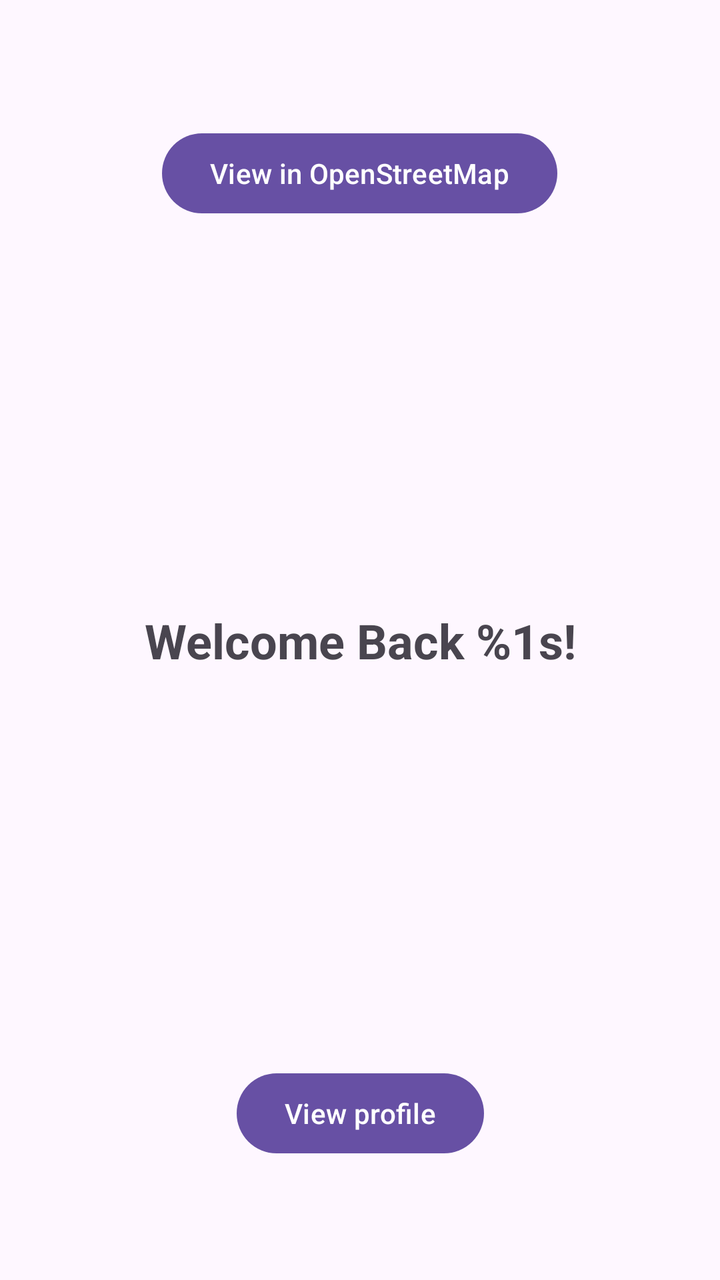
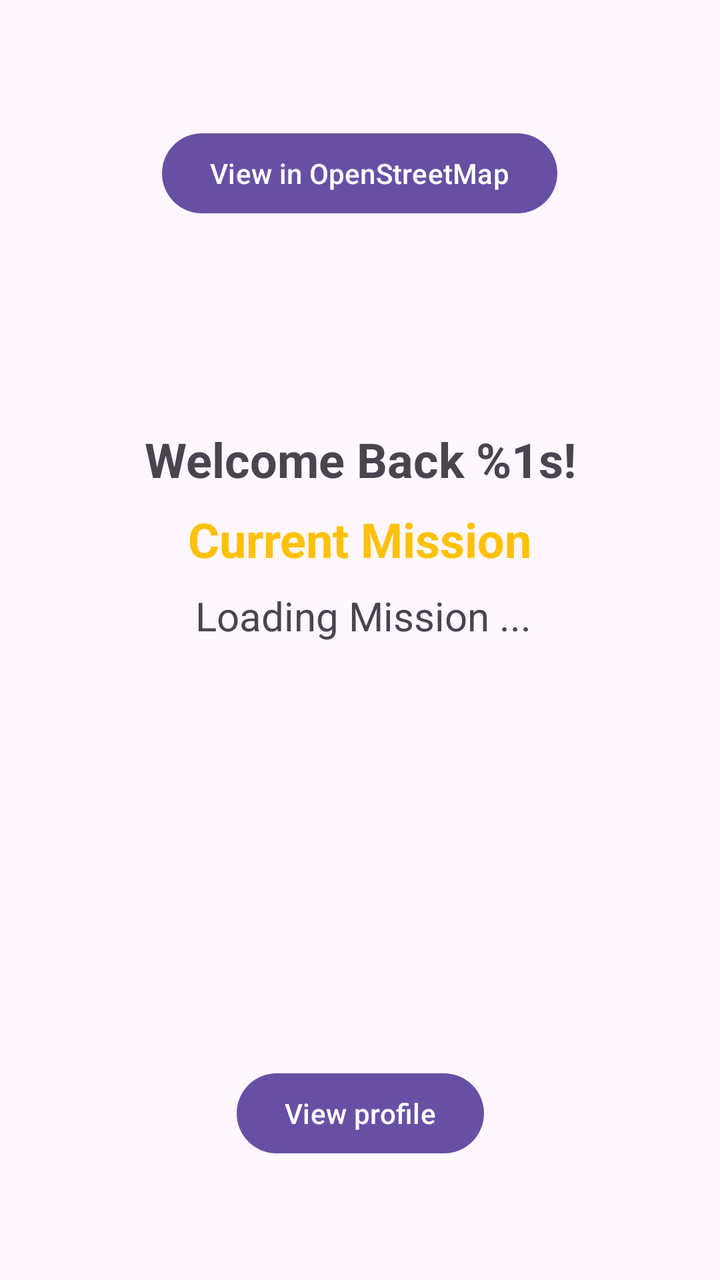

An Android layout rendered at two revisions. The XML below is the earlier revision; the diff shows what the commit changed to produce the second picture.
<!-- AndroidManifest.xml: application theme Theme.HelloWorld -->
<!-- res/layout/activity_main.xml -->
<?xml version="1.0" encoding="utf-8"?>
<androidx.drawerlayout.widget.DrawerLayout
    xmlns:android="http://schemas.android.com/apk/res/android"
    xmlns:app="http://schemas.android.com/apk/res-auto"
    xmlns:tools="http://schemas.android.com/tools"
    android:id="@+id/drawer_layout"
    android:layout_width="match_parent"
    android:layout_height="match_parent"
    tools:context=".MainActivity">

    <androidx.constraintlayout.widget.ConstraintLayout
        android:id="@+id/main"
        android:layout_width="match_parent"
        android:layout_height="match_parent">

        <TextView
            android:id="@+id/mainTextView"
            android:layout_width="wrap_content"
            android:layout_height="wrap_content"
            android:text="@string/main_activity_welcome"
            android:textSize="24sp"
            android:textStyle="bold"
            app:layout_constraintBottom_toBottomOf="parent"
            app:layout_constraintEnd_toEndOf="parent"
            app:layout_constraintStart_toStartOf="parent"
            app:layout_constraintTop_toTopOf="parent" />

        <Button
            android:id="@+id/button_main_to_profile"
            android:layout_width="wrap_content"
            android:layout_height="wrap_content"
            android:text="View profile"
            app:layout_constraintBottom_toBottomOf="parent"
            app:layout_constraintEnd_toEndOf="parent"
            app:layout_constraintStart_toStartOf="parent"
            app:layout_constraintTop_toTopOf="parent"
            app:layout_constraintVertical_bias="0.9" />

        <Button
            android:id="@+id/osmButton"
            android:layout_width="wrap_content"
            android:layout_height="wrap_content"
            android:text="View in OpenStreetMap"
            app:layout_constraintBottom_toBottomOf="parent"
            app:layout_constraintEnd_toEndOf="parent"
            app:layout_constraintHorizontal_bias="0.498"
            app:layout_constraintStart_toStartOf="parent"
            app:layout_constraintTop_toTopOf="parent"
            app:layout_constraintVertical_bias="0.106" />

    </androidx.constraintlayout.widget.ConstraintLayout>

    <com.google.android.material.navigation.NavigationView
        android:id="@+id/nav_view"
        android:layout_width="wrap_content"
        android:layout_height="match_parent"
        android:layout_gravity="start"
        app:menu="@menu/drawer_menu" />

</androidx.drawerlayout.widget.DrawerLayout>
<!-- resources referenced by this layout -->
<resources>
  <string name="main_activity_welcome">Welcome Back %1s!</string>
  <style name="Theme.HelloWorld" parent="Base.Theme.HelloWorld" />
  <style name="Base.Theme.HelloWorld" parent="Theme.Material3.DayNight.NoActionBar">
          
          
      </style>
</resources>

<!-- the commit's change to res/layout/activity_main.xml (unified diff, before → after) -->
@@ -23,7 +23,8 @@
             app:layout_constraintBottom_toBottomOf="parent"
             app:layout_constraintEnd_toEndOf="parent"
             app:layout_constraintStart_toStartOf="parent"
-            app:layout_constraintTop_toTopOf="parent" />
+            app:layout_constraintTop_toTopOf="parent"
+            app:layout_constraintVertical_bias="0.351" />
 
         <Button
             android:id="@+id/button_main_to_profile"
@@ -48,6 +49,34 @@
             app:layout_constraintTop_toTopOf="parent"
             app:layout_constraintVertical_bias="0.106" />
 
+        <TextView
+            android:id="@+id/missionText"
+            android:layout_width="wrap_content"
+            android:layout_height="wrap_content"
+            android:text="Current Mission"
+            android:textColor="#FFC107"
+            android:textSize="24sp"
+            android:textStyle="bold"
+            app:layout_constraintBottom_toTopOf="@+id/missionObjective"
+            app:layout_constraintEnd_toEndOf="parent"
+            app:layout_constraintStart_toStartOf="parent"
+            app:layout_constraintTop_toBottomOf="@+id/mainTextView"
+            app:layout_constraintVertical_bias="0.479" />
+
+        <TextView
+            android:id="@+id/missionObjective"
+            android:layout_width="wrap_content"
+            android:layout_height="wrap_content"
+            android:layout_marginBottom="204dp"
+            android:text="Loading Mission ..."
+            android:textSize="20sp"
+            app:layout_constraintBottom_toTopOf="@+id/button_main_to_profile"
+            app:layout_constraintEnd_toEndOf="parent"
+            app:layout_constraintHorizontal_bias="0.508"
+            app:layout_constraintStart_toStartOf="parent"
+            app:layout_constraintTop_toBottomOf="@+id/mainTextView"
+            app:layout_constraintVertical_bias="0.869" />
+
     </androidx.constraintlayout.widget.ConstraintLayout>
 
     <com.google.android.material.navigation.NavigationView
